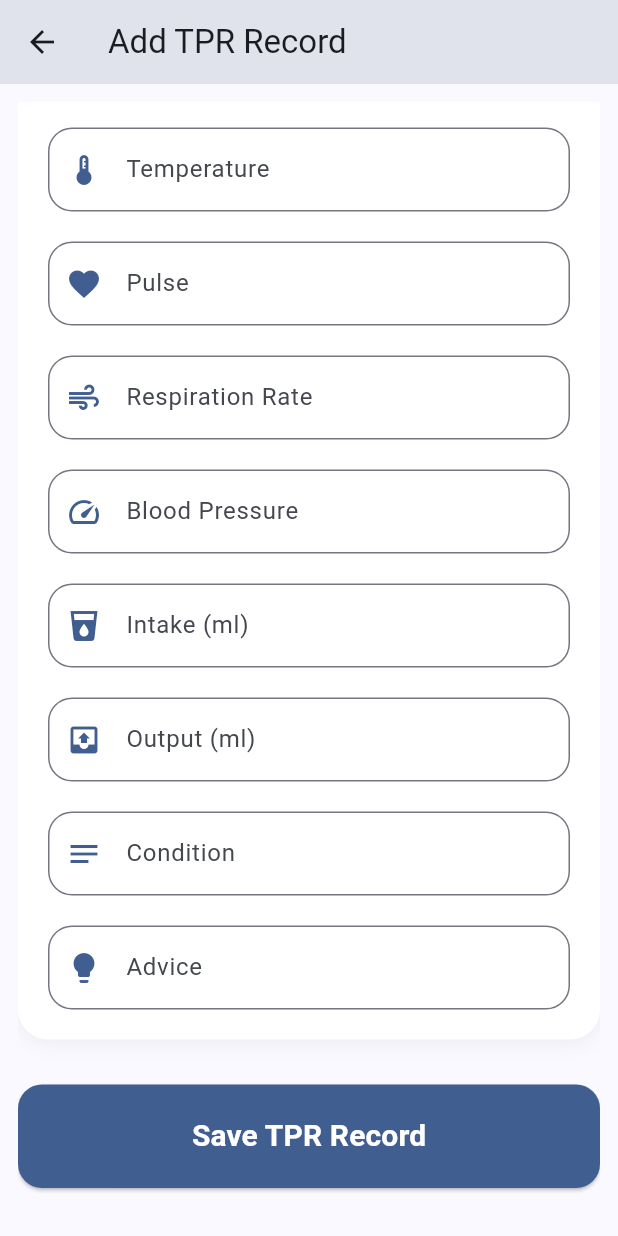
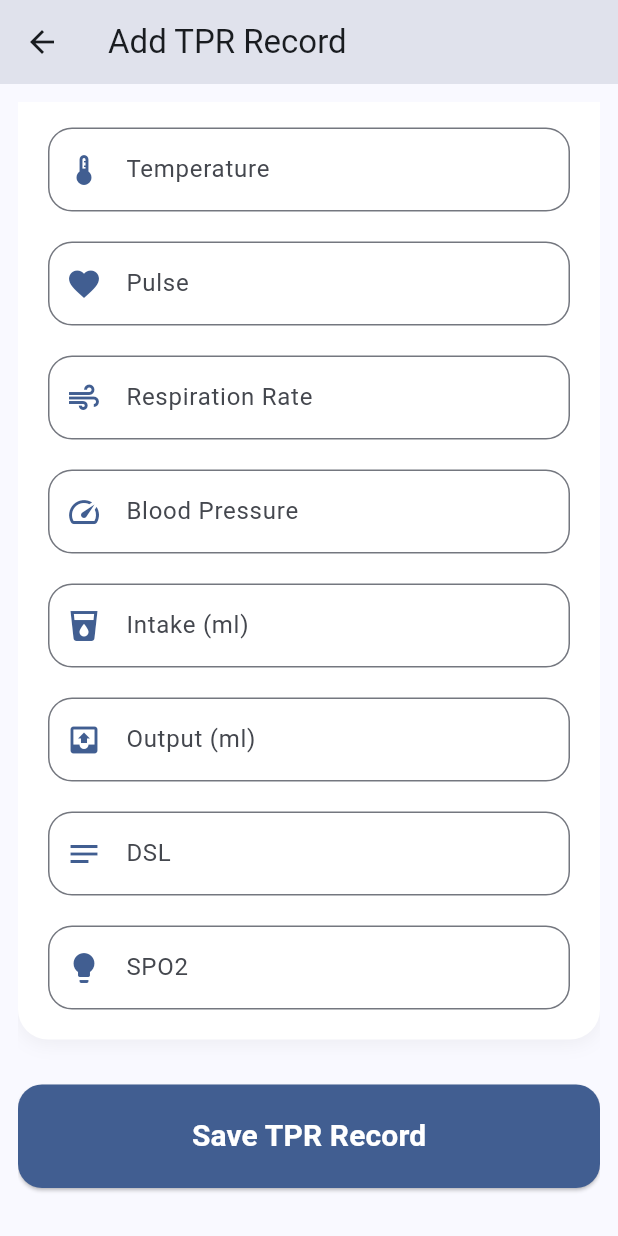
Before and after one commit to cloudregex/appointment_app_flutter, a Flutter app: the AddTPRScreen screen opened directly with empty values, scrolled down 228 dp, on a phone screen of 412 x 824 dp. Run offline on Flutter 3.47's test engine with Material 3 defaults, Android fonts, the phone set to English and light mode, and no system bars; our stand-ins replace flutter_typeahead, shared_preferences; accounts and stored records are empty.

Commit message:
code update

```diff
--- a/lib/screens/prescription/list_prescription.dart
+++ b/lib/screens/prescription/list_prescription.dart
@@ -332,17 +332,17 @@ class _PrescriptionListScreenState extends State<PrescriptionListScreen> {
                 ),
                 _buildDetailRow(
                   Icons.medication_liquid,
-                  'Item Name',
+                  'Medicine Name',
                   (prescriptionRecord['ItemName'] ?? 'N/A').toString(),
                 ),
                 _buildDetailRow(
                   Icons.description,
-                  'Content Name',
+                  'Dosage',
                   (prescriptionRecord['ContentName'] ?? 'N/A').toString(),
                 ),
                 _buildDetailRow(
                   Icons.note_alt_outlined,
-                  'Notes',
+                  'Diagnosis',
                   (prescriptionRecord['Notes'] ?? 'N/A').toString(),
                 ),
                 _buildDetailRow(
--- a/lib/screens/tpr/add_tpr_screen.dart
+++ b/lib/screens/tpr/add_tpr_screen.dart
@@ -153,13 +153,13 @@ class _AddTPRScreenState extends State<AddTPRScreen> {
                   const SizedBox(height: 20),
                   _buildTextField(
                     controller: _cController,
-                    labelText: 'Condition',
+                    labelText: 'DSL',
                     icon: Icons.notes,
                   ),
                   const SizedBox(height: 20),
                   _buildTextField(
                     controller: _aController,
-                    labelText: 'Advice',
+                    labelText: 'SPO2',
                     icon: Icons.lightbulb,
                   ),
                 ]),
--- a/lib/screens/tpr/edit_tpr_screen.dart
+++ b/lib/screens/tpr/edit_tpr_screen.dart
@@ -147,13 +147,13 @@ class _EditTPRScreenState extends State<EditTPRScreen> {
                   const SizedBox(height: 20),
                   _buildTextField(
                     controller: _cController,
-                    labelText: 'Condition',
+                    labelText: 'DSL',
                     icon: Icons.notes,
                   ),
                   const SizedBox(height: 20),
                   _buildTextField(
                     controller: _aController,
-                    labelText: 'Advice',
+                    labelText: 'SPO2',
                     icon: Icons.lightbulb,
                   ),
                 ]),
--- a/lib/screens/tpr/tpr_list_screen.dart
+++ b/lib/screens/tpr/tpr_list_screen.dart
@@ -122,8 +122,8 @@ class _TPRListScreenState extends State<TPRListScreen> {
                           'Output (ml)',
                           record['op'],
                         ),
-                        _buildDetailRow(Icons.notes, 'Condition', record['c']),
-                        _buildDetailRow(Icons.lightbulb, 'Advice', record['a']),
+                        _buildDetailRow(Icons.notes, 'DSL', record['c']),
+                        _buildDetailRow(Icons.lightbulb, 'SPO2', record['a']),
                         const SizedBox(height: 16),
                         Row(
                           mainAxisAlignment: MainAxisAlignment.end,
```
